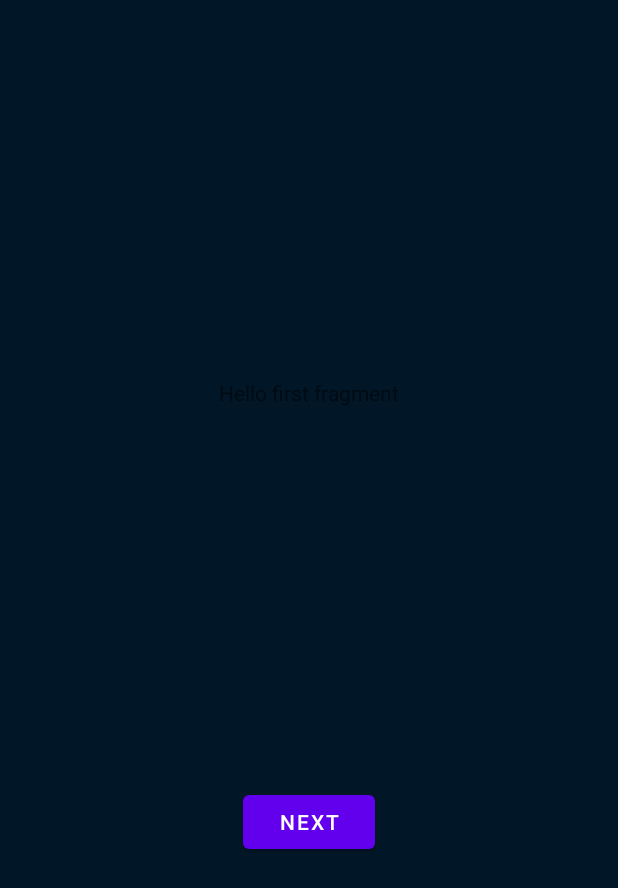
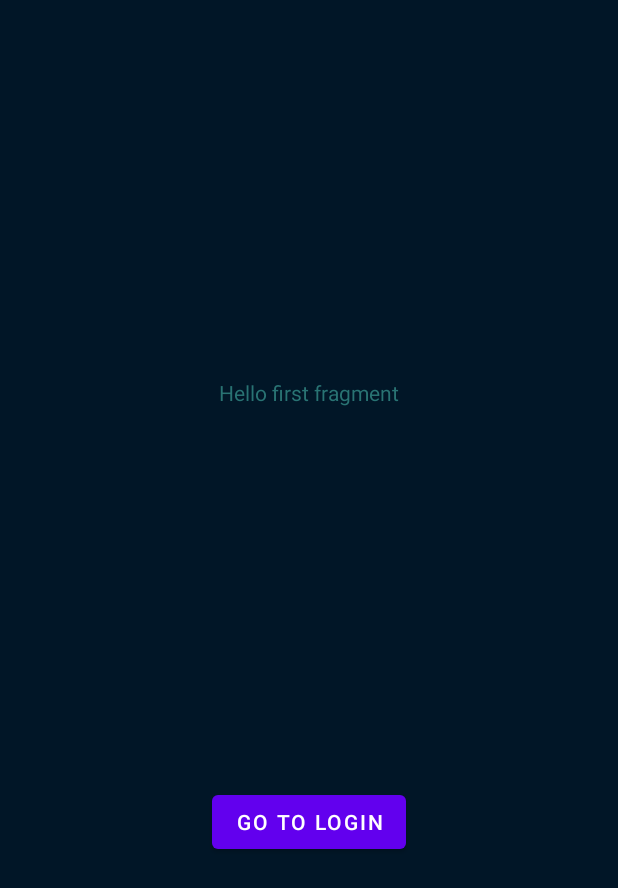
Before and after one commit to Dawid33/explore-wildlife, an Android app: the screen it shows after launch (AppActivity), on a phone screen of 412 x 824 dp. Shown: the top 888 px of the screen. Run offline under Robolectric (Android 15) with nearby library versions, the phone set to English and light mode, and no system bars; our stand-ins replace navigation-ui.

Commit message:
Navigations kind of working now

```diff
--- a/android-app/app/src/main/res/layout/fragment_home.xml
+++ b/android-app/app/src/main/res/layout/fragment_home.xml
@@ -11,16 +11,17 @@
         android:layout_width="wrap_content"
         android:layout_height="wrap_content"
         android:text="@string/hello_first_fragment"
-        app:layout_constraintBottom_toTopOf="@id/button_first"
+        android:textColor="@color/myrtle_green"
+        app:layout_constraintBottom_toTopOf="@id/goToLogin"
         app:layout_constraintEnd_toEndOf="parent"
         app:layout_constraintStart_toStartOf="parent"
         app:layout_constraintTop_toTopOf="parent" />
 
     <Button
-        android:id="@+id/button_first"
+        android:id="@+id/goToLogin"
         android:layout_width="wrap_content"
         android:layout_height="wrap_content"
-        android:text="@string/next"
+        android:text="Go To Login"
         app:layout_constraintBottom_toBottomOf="parent"
         app:layout_constraintEnd_toEndOf="parent"
         app:layout_constraintStart_toStartOf="parent"
```
Also changed, not shown: android-app/app/src/main/java/com/android/ui/app/HomeFragment.java (+11 -5 lines).
